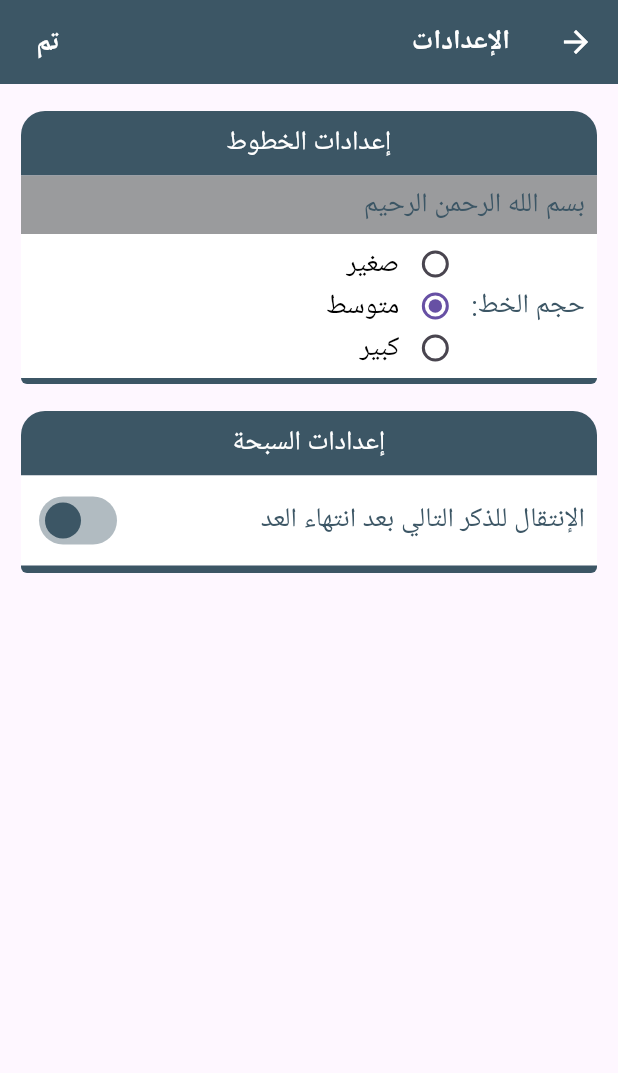
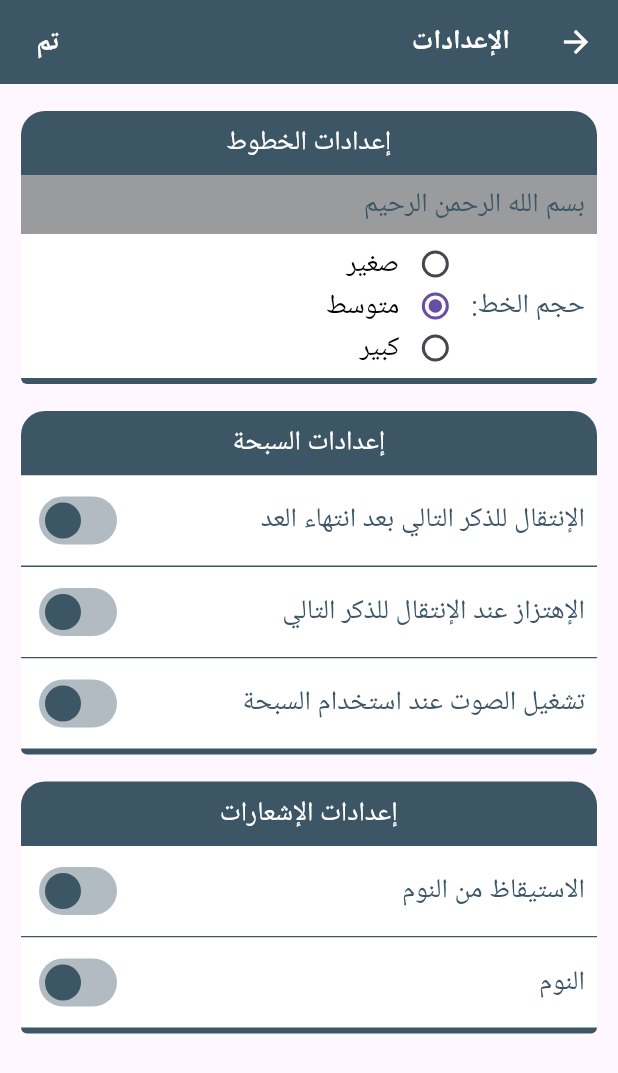
Before and after one commit to mostafamido196/Azkar-Flutter, a Flutter app: the screen it shows after launch, after a tap on the "dehaze" icon, after a tap on "الإعدادات", on a phone screen of 412 x 824 dp. Shown: the top 1073 px of the screen. Run offline on Flutter 3.47's test engine with Material 3 defaults, Android fonts, the phone set to English and light mode, and no system bars; our stand-ins replace dartz, equatable, flutter_bloc, flutter_svg, get_it and 1 more; missing offline and left inert: dart:ffi.

Commit message:
setting Screen

```diff
--- a/lib/features/ziker/domain/entities/Setting.dart
+++ b/lib/features/ziker/domain/entities/Setting.dart
@@ -3,7 +3,6 @@ import 'dart:ffi';
 import 'package:equatable/equatable.dart';
 
 import '../../../../core/FontSize.dart';
-
 
 class Setting extends Equatable {
   FontSize fontSize;
@@ -12,8 +11,13 @@ class Setting extends Equatable {
   bool notify;
   bool transfer;
 
-   Setting({required this.fontSize,required  this.noisy,required  this.vibrate,required  this.notify,required this.transfer});
+  Setting(
+      {required this.fontSize,
+      required this.noisy,
+      required this.vibrate,
+      required this.notify,
+      required this.transfer});
 
   @override
-  List<Object?> get props => [fontSize,noisy,vibrate,notify];
+  List<Object?> get props => [fontSize, noisy, vibrate, notify, transfer];
 }
--- a/lib/features/ziker/presentation/pages/SettingPage.dart
+++ b/lib/features/ziker/presentation/pages/SettingPage.dart
@@ -1,15 +1,13 @@
 import 'package:azkar/core/FontSize.dart';
-import 'package:azkar/core/error/exceptions.dart';
 import 'package:azkar/features/ziker/presentation/bloc/azkar/setting/SettingBloc.dart';
 import 'package:azkar/features/ziker/presentation/widgets/SettingPageWidget/SettingWidget.dart';
 import 'package:flutter/material.dart';
 import 'package:flutter_bloc/flutter_bloc.dart';
 
 import '../../../../core/Utils.dart';
-import '../../domain/entities/Setting.dart';
 
-class SettingPage extends StatelessWidget {
-   SettingPage({
+class SettingScreen extends StatelessWidget {
+    const SettingScreen({
     Key? key,
   }) : super(key: key);
 
--- a/lib/features/ziker/presentation/widgets/SettingPageWidget/SettingWidget.dart
+++ b/lib/features/ziker/presentation/widgets/SettingPageWidget/SettingWidget.dart
@@ -51,6 +51,7 @@ class _SettingWidgetState extends State<SettingWidget> {
           children: <Widget>[
             _fontSetting(context),
             _counterSetting(context),
+            _notifySetting(context)
           ],
         ),
       ),
@@ -100,6 +101,25 @@ class _SettingWidgetState extends State<SettingWidget> {
           _titleSettingRow('إعدادات السبحة'),
           _transferSettingRow(),
           _spaceBetween(),
+          _vibrateSettingRow(),
+          _spaceBetween(),
+          _noiseSettingRow(),
+          _space()
+        ]));
+  }
+
+  Widget _notifySetting(BuildContext context) {
+    return Container(
+        margin: const EdgeInsets.only(right: 14, left: 14, top: 18),
+        width: double.infinity,
+        decoration: BoxDecoration(
+          borderRadius: BorderRadius.circular(16.0),
+        ),
+        child: Column(children: <Widget>[
+          _titleSettingRow('إعدادات الإشعارات'),
+          _walkUpNotifySettingRow(),
+          _spaceBetween(),
+          _sleepNotifySettingRow(),
           _space()
         ]));
   }
@@ -139,14 +159,9 @@ class _SettingWidgetState extends State<SettingWidget> {
                     groupValue: _selectedSize,
                     onChanged: (value) {
                       _handleRadioValueChange(value);
-                      BlocProvider.of<SettingBloc>(context).add(
-                          UpdateSettingEvent(
-                              setting: Setting(
-                                  fontSize: _getFontType(index),
-                                  noisy: setting.notify,
-                                  vibrate: setting.vibrate,
-                                  notify: setting.notify,
-                                  transfer: setting.transfer)));
+                      setting.fontSize = _getFontType(index);
+                      BlocProvider.of<SettingBloc>(context)
+                          .add(UpdateSettingEvent(setting: setting));
                     },
                   ),
                   Text(
@@ -201,10 +216,73 @@ class _SettingWidgetState extends State<SettingWidget> {
       alignment: Alignment.centerRight,
       child: Row(
         mainAxisAlignment: MainAxisAlignment.spaceBetween,
-        // Positions text at start and switcher at end
         children: <Widget>[
           Expanded(child: _tv('الإنتقال للذكر التالي بعد انتهاء العد')),
           _transferSwitcher()
+        ],
+      ),
+    );
+  }
+
+  Widget _vibrateSettingRow() {
+    return Container(
+      color: AppColors.white,
+      padding: const EdgeInsets.only(top: 6, bottom: 6, right: 8, left: 8),
+      alignment: Alignment.centerRight,
+      child: Row(
+        mainAxisAlignment: MainAxisAlignment.spaceBetween,
+        // Positions text at start and switcher at end
+        children: <Widget>[
+          Expanded(child: _tv('الإهتزاز عند الإنتقال للذكر التالي')),
+          _vibrateSwitcher()
+        ],
+      ),
+    );
+  }
+
+  Widget _noiseSettingRow() {
+    return Container(
+      color: AppColors.white,
+      padding: const EdgeInsets.only(top: 6, bottom: 6, right: 8, left: 8),
+      alignment: Alignment.centerRight,
+      child: Row(
+        mainAxisAlignment: MainAxisAlignment.spaceBetween,
+        // Positions text at start and switcher at end
+        children: <Widget>[
+          Expanded(child: _tv('تشغيل الصوت عند استخدام السبحة')),
+          _noiseSwitcher()
+        ],
+      ),
+    );
+  }
+
+  Widget _walkUpNotifySettingRow() {
+    return Container(
+      color: AppColors.white,
+      padding: const EdgeInsets.only(top: 6, bottom: 6, right: 8, left: 8),
+      alignment: Alignment.centerRight,
+      child: Row(
+        mainAxisAlignment: MainAxisAlignment.spaceBetween,
+        // Positions text at start and switcher at end
+        children: <Widget>[
+          Expanded(child: _tv('الاستيقاظ من النوم')),
+          _sleepNotifySwitcher()
+        ],
+      ),
+    );
+  }
+
+  Widget _sleepNotifySettingRow() {
+    return Container(
+      color: AppColors.white,
+      padding: const EdgeInsets.only(top: 6, bottom: 6, right: 8, left: 8),
+      alignment: Alignment.centerRight,
+      child: Row(
+        mainAxisAlignment: MainAxisAlignment.spaceBetween,
+        // Positions text at start and switcher at end
+        children: <Widget>[
+          Expanded(child: _tv('النوم')),
+          _sleepNotifySwitcher()
         ],
       ),
     );
@@ -299,13 +377,80 @@ class _SettingWidgetState extends State<SettingWidget> {
           setState(() {
             setting.transfer = value;
           });
-          BlocProvider.of<SettingBloc>(context).add(UpdateSettingEvent(
-              setting: Setting(
-                  fontSize: setting.fontSize,
-                  noisy: setting.notify,
-                  vibrate: setting.vibrate,
-                  notify: setting.notify,
-                  transfer: value)));
+          BlocProvider.of<SettingBloc>(context)
+              .add(UpdateSettingEvent(setting: setting));
+        },
+        activeTrackColor: AppColors.switch_track_selector,
+        activeColor: AppColors.c4Actionbar,
+      ),
+    );
+  }
+
+  Widget _vibrateSwitcher() {
+    return Container(
+      margin: EdgeInsets.only(right: 10),
+      child: Switch(
+        value: setting.vibrate,
+        onChanged: (value) {
+          setState(() {
+            setting.vibrate = value;
+          });
+          BlocProvider.of<SettingBloc>(context)
+              .add(UpdateSettingEvent(setting: setting));
+        },
+        activeTrackColor: AppColors.switch_track_selector,
+        activeColor: AppColors.c4Actionbar,
+      ),
+    );
+  }
+
+  Widget _noiseSwitcher() {
+    return Container(
+      margin: EdgeInsets.only(right: 10),
+      child: Switch(
+        value: setting.noisy,
+        onChanged: (value) {
+          setState(() {
+            setting.noisy = value;
+          });
+          BlocProvider.of<SettingBloc>(context)
+              .add(UpdateSettingEvent(setting: setting));
+        },
+        activeTrackColor: AppColors.switch_track_selector,
+        activeColor: AppColors.c4Actionbar,
+      ),
+    );
+  }
+
+  Widget _walkUpNotifySwitcher() {
+    return Container(
+      margin: EdgeInsets.only(right: 10),
+      child: Switch(
+        value: true, //setting.noisy,
+        onChanged: (value) {
+          // setState(() {
+          //   setting.noisy = value;
+          // });
+          // BlocProvider.of<SettingBloc>(context)
+          //     .add(UpdateSettingEvent(setting: setting));
+        },
+        activeTrackColor: AppColors.switch_track_selector,
+        activeColor: AppColors.c4Actionbar,
+      ),
+    );
+  }
+
+  Widget _sleepNotifySwitcher() {
+    return Container(
+      margin: EdgeInsets.only(right: 10),
+      child: Switch(
+        value: true, //setting.noisy,
+        onChanged: (value) {
+          // setState(() {
+          //   setting.noisy = value;
+          // });
+          // BlocProvider.of<SettingBloc>(context)
+          //     .add(UpdateSettingEvent(setting: setting));
         },
         activeTrackColor: AppColors.switch_track_selector,
         activeColor: AppColors.c4Actionbar,
@@ -322,4 +467,41 @@ class _SettingWidgetState extends State<SettingWidget> {
       _initialSizeState(setting.fontSize);
     }
   }
+
+  TimeOfDay _selectedTime = TimeOfDay.now();
+
+  Future<void> _selectTime(BuildContext context) async {
+    final TimeOfDay? picked = await showTimePicker(
+      context: context,
+      initialTime: _selectedTime,
+    );
+    if (picked != null && picked != _selectedTime) {
+      setState(() {
+        _selectedTime = picked;
+      });
+    }
+  }
+
+  Widget _pickerWalkUp() {
+    return
+        Container(
+        color: AppColors.white,
+        padding: const EdgeInsets.only(top: 6, bottom: 6, right: 8, left: 8),
+        alignment: Alignment.centerRight,
+        child: Row(
+          mainAxisAlignment: MainAxisAlignment.spaceBetween,
+          children: <Widget>[
+            Text(
+              'selec${_selectedTime.format(context)}',
+              style: TextStyle(fontSize: 24),
+            ),
+            SizedBox(height: 16),
+            ElevatedButton(
+              onPressed: () => _selectTime(context),
+              child: Text('Pick Time'),
+            ),
+          ],
+        )
+    );
+  }
 }
--- a/lib/features/ziker/presentation/widgets/TitlePageWidget/DrawerWidget.dart
+++ b/lib/features/ziker/presentation/widgets/TitlePageWidget/DrawerWidget.dart
@@ -96,7 +96,7 @@ class DrawerWidget extends StatelessWidget {
             Navigator.push(
               context,
               MaterialPageRoute(
-                builder: (_) => SettingPage(),
+                builder: (_) => const SettingScreen(),
               ),
             );
             break;
--- a/lib/features/ziker/presentation/widgets/TitlePageWidget/TitlesListPageWidget.dart
+++ b/lib/features/ziker/presentation/widgets/TitlePageWidget/TitlesListPageWidget.dart
@@ -21,9 +21,7 @@ class AzkarListWidget extends StatelessWidget {
         color: AppColors.c2Read,
         child: BlocBuilder<SettingBloc, SettingState>(
           builder: (context, state) {
-            print('List screen state: ${state}');
             if (state is LoadedSettingState) {
-              print('List screen fontSize: ${state.setting.fontSize}: ${Utils().fontSize(state.setting.fontSize)}');
               return ListView.builder(
                 itemCount: azkar.length,
                 itemBuilder: (context, index) {
@@ -31,7 +29,6 @@ class AzkarListWidget extends StatelessWidget {
                 },
               );
             } else if(state is ErrorSettingState){
-              print('List screen error message: ${state.message}');
             }
             return ListView.builder(
               itemCount: azkar.length,
```
Lines whose indentation alone changed are shown as unchanged.
